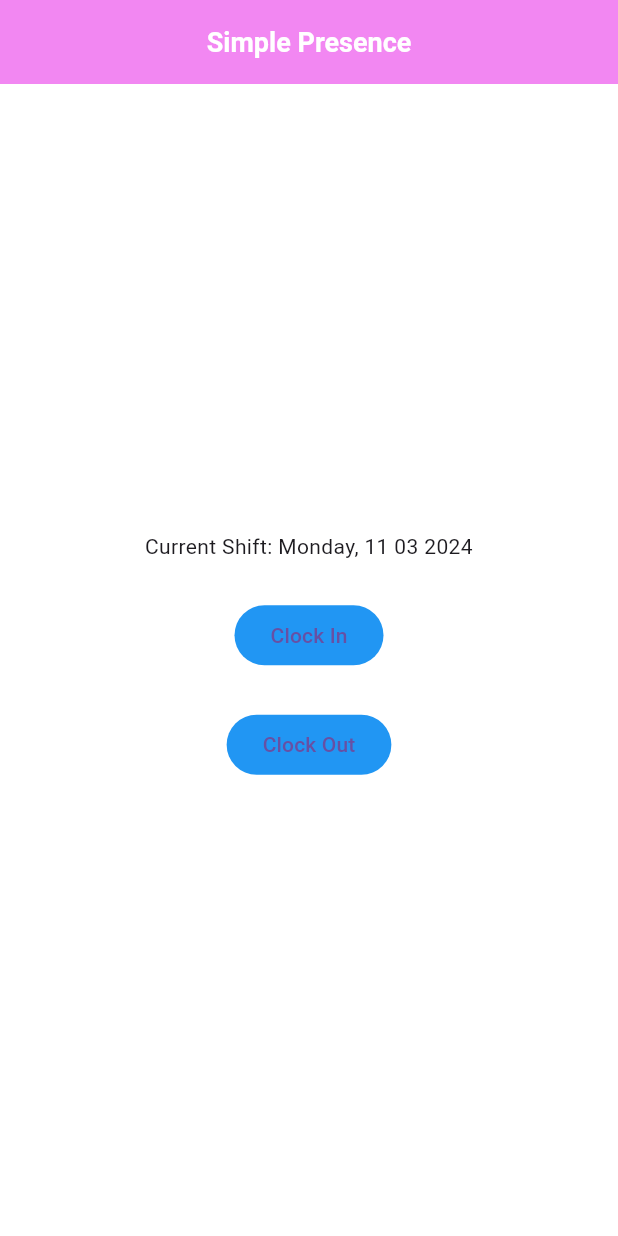
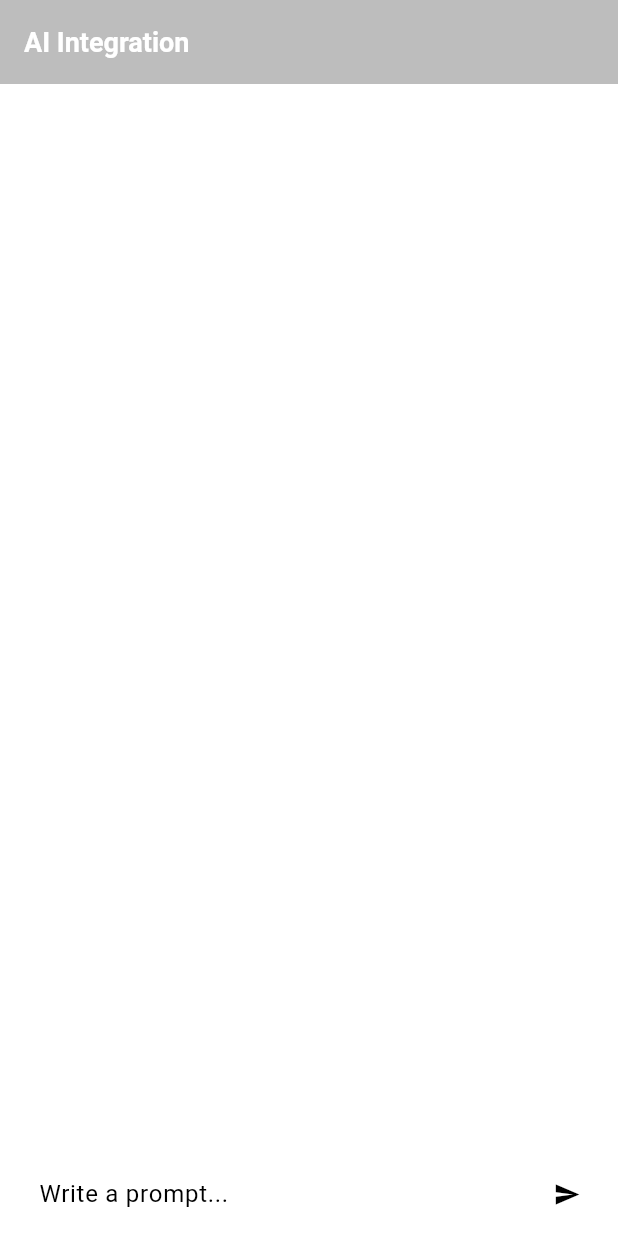
Before and after one commit to purboindra/belajar-tiktok, a Flutter app: the screen it shows after launch, on a phone screen of 412 x 824 dp. Run offline on Flutter 3.47's test engine with Material 3 defaults, Android fonts, the phone set to English and light mode, and no system bars; our stand-ins replace carousel_slider, connectivity_plus, fl_chart, flutter_riverpod, flutter_slidable, flutter_svg and 7 more; missing offline and left inert: o3d.

Commit message:
ai integration

```diff
--- /dev/null
+++ b/lib/learn/flutter_ai.dart
@@ -0,0 +1,205 @@
+import 'dart:developer';
+
+import 'package:belajar_tiktok/main.dart';
+import 'package:flutter/material.dart';
+import 'package:google_generative_ai/google_generative_ai.dart';
+
+class FlutterGeminiExample extends StatefulWidget {
+  const FlutterGeminiExample({super.key});
+
+  @override
+  State<FlutterGeminiExample> createState() => _FlutterGeminiExampleState();
+}
+
+class _FlutterGeminiExampleState extends State<FlutterGeminiExample> {
+  GenerativeModel? model;
+  final _promptController = TextEditingController();
+  bool _isLoading = false;
+  final ScrollController _scrollController = ScrollController();
+
+  List<Map<String, dynamic>> data = [];
+
+  @override
+  void initState() {
+    super.initState();
+    model = GenerativeModel(model: 'gemini-pro', apiKey: apiKey);
+  }
+
+  @override
+  void dispose() {
+    super.dispose();
+    _promptController.dispose();
+  }
+
+  Future<void> loadResponse() async {
+    setState(() {
+      _isLoading = true;
+    });
+    try {
+      final content = [Content.text(_promptController.text)];
+      final response = await model!.generateContent(content);
+      data = [
+        ...data,
+        {"question": _promptController.text, "answer": response.text}
+      ];
+
+      setState(() {});
+    } catch (e) {
+      log("ERROR $e");
+      throw Exception("Sorry something went wrong!");
+    } finally {
+      _isLoading = false;
+      _promptController.clear();
+      _scrollController.animateTo(_scrollController.position.maxScrollExtent,
+          duration: const Duration(milliseconds: 500), curve: Curves.bounceIn);
+      setState(() {});
+    }
+  }
+
+  @override
+  Widget build(BuildContext context) {
+    return Scaffold(
+      appBar: AppBar(
+        title: const Text("AI Integration"),
+        backgroundColor: Colors.black26,
+      ),
+      body: Stack(
+        children: [
+          Column(
+            mainAxisAlignment: MainAxisAlignment.spaceBetween,
+            children: [
+              if (data.isEmpty)
+                const Expanded(
+                  child: Center(
+                    child: Text(
+                      "Hello, AI Integration Example",
+                      style: TextStyle(
+                        fontSize: 16,
+                        color: Colors.white,
+                      ),
+                    ),
+                  ),
+                ),
+              if (data.isNotEmpty)
+                Expanded(
+                  child: ListView.builder(
+                    controller: _scrollController,
+                    itemCount: data.length,
+                    padding:
+                        const EdgeInsets.symmetric(horizontal: 5, vertical: 8),
+                    itemBuilder: (context, index) {
+                      if (data[index]["question"] != null &&
+                          data[index]["answer"] != null) {
+                        return Padding(
+                          padding: const EdgeInsets.all(8.0),
+                          child: Column(
+                            children: [
+                              Container(
+                                alignment: Alignment.centerRight,
+                                padding: const EdgeInsets.all(8),
+                                decoration: BoxDecoration(
+                                  borderRadius: BorderRadius.circular(8),
+                                  color: Colors.purple.shade800,
+                                ),
+                                child: Text(
+                                  data[index]["question"] ?? "",
+                                  style: const TextStyle(
+                                    color: Colors.white,
+                                  ),
+                                  textAlign: TextAlign.end,
+                                ),
+                              ),
+                              const SizedBox(
+                                height: 10,
+                              ),
+                              Container(
+                                alignment: Alignment.centerLeft,
+                                padding: const EdgeInsets.all(8),
+                                decoration: BoxDecoration(
+                                  borderRadius: BorderRadius.circular(8),
+                                  color: Colors.blue.shade800,
+                                ),
+                                child: Text(
+                                  data[index]["answer"] ?? "",
+                                  style: const TextStyle(
+                                    color: Colors.white,
+                                  ),
+                                ),
+                              ),
+                            ],
+                          ),
+                        );
+                      }
+                      return null;
+                    },
+                  ),
+                ),
+            ],
+          ),
+          if (_isLoading)
+            Container(
+              width: MediaQuery.of(context).size.width,
+              height: MediaQuery.of(context).size.height,
+              decoration: BoxDecoration(
+                color: Colors.white.withOpacity(0.3),
+              ),
+              child: const Center(
+                child: CircularProgressIndicator.adaptive(),
+              ),
+            ),
+        ],
+      ),
+      bottomNavigationBar: Container(
+          height: 100,
+          alignment: Alignment.bottomCenter,
+          width: MediaQuery.of(context).size.width,
+          padding: const EdgeInsets.symmetric(horizontal: 10),
+          decoration: const BoxDecoration(
+            color: Colors.white,
+          ),
+          child: SafeArea(
+            child: Row(
+              children: [
+                Expanded(
+                  child: Container(
+                    constraints: const BoxConstraints(maxHeight: 80),
+                    child: SingleChildScrollView(
+                      child: TextFormField(
+                        maxLines: null,
+                        controller: _promptController,
+                        style: const TextStyle(
+                          color: Colors.black,
+                        ),
+                        decoration: InputDecoration(
+                            filled: true,
+                            fillColor: Colors.white,
+                            border: OutlineInputBorder(
+                              borderRadius: BorderRadius.circular(8),
+                              borderSide: BorderSide.none,
+                            ),
+                            hintStyle: const TextStyle(
+                              color: Colors.black,
+                              fontWeight: FontWeight.w400,
+                            ),
+                            hintText: "Write a prompt..."),
+                      ),
+                    ),
+                  ),
+                ),
+                const SizedBox(
+                  width: 10,
+                ),
+                IconButton(
+                  onPressed: () async => loadResponse(),
+                  icon: const Icon(
+                    Icons.send,
+                    size: 18,
+                    color: Colors.black,
+                  ),
+                ),
+              ],
+            ),
+          )),
+    );
+  }
+}
--- a/lib/main.dart
+++ b/lib/main.dart
@@ -1,7 +1,10 @@
-import 'package:belajar_tiktok/learn/presence.dart';
+import 'package:belajar_tiktok/learn/flutter_ai.dart';
 import 'package:flutter/material.dart';
 import 'package:flutter_riverpod/flutter_riverpod.dart';
 import 'package:get/get.dart';
+
+const apiKey = "CHANGE WITH YOURS";
+// VISIT: https://aistudio.google.com/app/u/1/apikey
 
 void main() {
   ErrorWidget.builder = (FlutterErrorDetails errorDetails) {
@@ -66,8 +69,8 @@ class MyApp extends StatelessWidget {
             style: ElevatedButton.styleFrom(
               backgroundColor: Colors.black,
               elevation: 0,
-            shape:
-                RoundedRectangleBorder(borderRadius: BorderRadius.circular(20)),
+              shape: RoundedRectangleBorder(
+                  borderRadius: BorderRadius.circular(20)),
             ),
           ),
           textButtonTheme: TextButtonThemeData(
@@ -91,15 +94,14 @@ class MyApp extends StatelessWidget {
             style: ElevatedButton.styleFrom(
               backgroundColor: Colors.blue,
               elevation: 0,
-            shape:
-                RoundedRectangleBorder(borderRadius: BorderRadius.circular(20)),
+              shape: RoundedRectangleBorder(
+                  borderRadius: BorderRadius.circular(20)),
             ),
           ),
           textButtonTheme: TextButtonThemeData(
             style: TextButton.styleFrom(foregroundColor: Colors.white),
           ),
         ),
-      home: const SimplePresence(),
-    );
+        home: const FlutterGeminiExample());
   }
 }
```
Also changed, not shown: pubspec.yaml (+4 -3 lines), pubspec.lock. Lines whose indentation alone changed are shown as unchanged.
